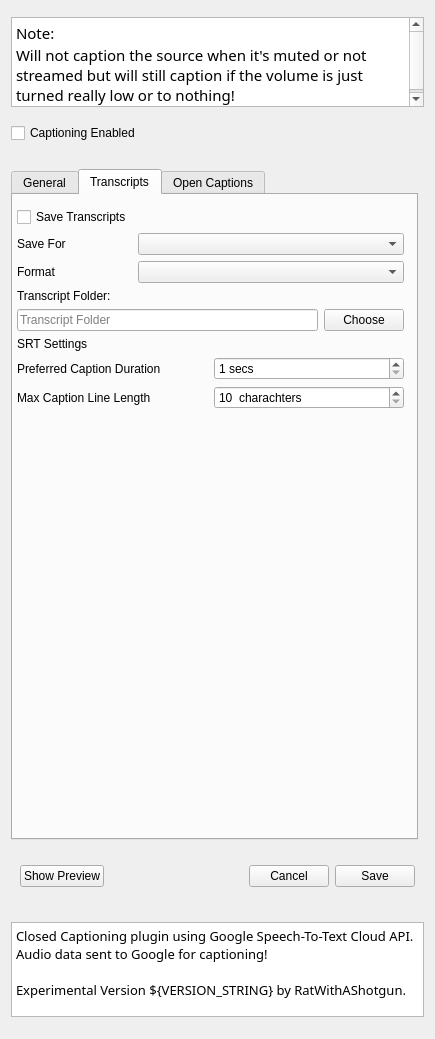
Old version of the form src/ui/CaptionSettingsWidget.ui in the repository ratwithacompiler/OBS-captions-plugin.
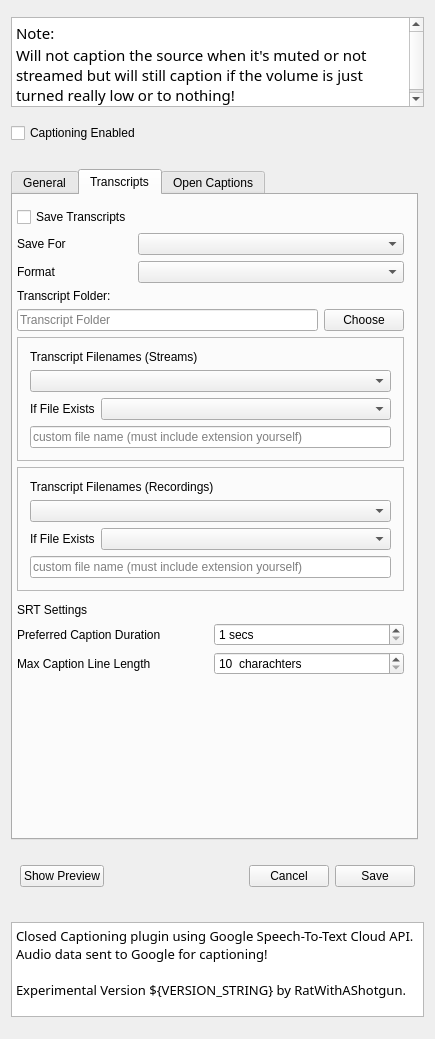
New version of the form. The open tabs and pages were chosen to show the change.

Commit message: Transcripts: add option to name like recordings or a custom name

What changed in the file:
```diff
--- a/src/ui/CaptionSettingsWidget.ui
+++ b/src/ui/CaptionSettingsWidget.ui
@@ -639,6 +639,194 @@
          </layout>
         </widget>
        </item>
+       <item>
+        <widget class="QFrame" name="frame_9">
+         <property name="sizePolicy">
+          <sizepolicy hsizetype="Preferred" vsizetype="Fixed">
+           <horstretch>0</horstretch>
+           <verstretch>0</verstretch>
+          </sizepolicy>
+         </property>
+         <property name="frameShape">
+          <enum>QFrame::StyledPanel</enum>
+         </property>
+         <layout class="QVBoxLayout" name="verticalLayout_6">
+          <property name="leftMargin">
+           <number>12</number>
+          </property>
+          <property name="topMargin">
+           <number>12</number>
+          </property>
+          <property name="rightMargin">
+           <number>12</number>
+          </property>
+          <property name="bottomMargin">
+           <number>12</number>
+          </property>
+          <item>
+           <widget class="QLabel" name="label_7">
+            <property name="text">
+             <string>Transcript Filenames (Streams)</string>
+            </property>
+           </widget>
+          </item>
+          <item>
+           <widget class="QComboBox" name="streamingTranscriptFilenameComboBox">
+            <property name="minimumSize">
+             <size>
+              <width>250</width>
+              <height>0</height>
+             </size>
+            </property>
+           </widget>
+          </item>
+          <item>
+           <widget class="QWidget" name="streamingTranscriptCustomNameWidget" native="true">
+            <layout class="QHBoxLayout" name="horizontalLayout_7">
+             <property name="leftMargin">
+              <number>0</number>
+             </property>
+             <property name="topMargin">
+              <number>0</number>
+             </property>
+             <property name="rightMargin">
+              <number>0</number>
+             </property>
+             <property name="bottomMargin">
+              <number>0</number>
+             </property>
+             <item>
+              <widget class="QLabel" name="label_8">
+               <property name="sizePolicy">
+                <sizepolicy hsizetype="Fixed" vsizetype="Preferred">
+                 <horstretch>0</horstretch>
+                 <verstretch>0</verstretch>
+                </sizepolicy>
+               </property>
+               <property name="text">
+                <string>If File Exists</string>
+               </property>
+              </widget>
+             </item>
+             <item>
+              <widget class="QComboBox" name="streamingTranscriptCustomNameExistsCombobox"/>
+             </item>
+            </layout>
+           </widget>
+          </item>
+          <item>
+           <widget class="QLineEdit" name="streamingTranscriptCustomNameOverwriteLineEdit">
+            <property name="placeholderText">
+             <string>custom file name (must include extension yourself)</string>
+            </property>
+           </widget>
+          </item>
+         </layout>
+        </widget>
+       </item>
+       <item>
+        <widget class="QFrame" name="frame_8">
+         <property name="sizePolicy">
+          <sizepolicy hsizetype="Preferred" vsizetype="Fixed">
+           <horstretch>0</horstretch>
+           <verstretch>0</verstretch>
+          </sizepolicy>
+         </property>
+         <property name="frameShape">
+          <enum>QFrame::StyledPanel</enum>
+         </property>
+         <layout class="QVBoxLayout" name="verticalLayout_5">
+          <property name="leftMargin">
+           <number>12</number>
+          </property>
+          <property name="topMargin">
+           <number>12</number>
+          </property>
+          <property name="rightMargin">
+           <number>12</number>
+          </property>
+          <property name="bottomMargin">
+           <number>12</number>
+          </property>
+          <item>
+           <widget class="QLabel" name="label_3">
+            <property name="text">
+             <string>Transcript Filenames (Recordings)</string>
+            </property>
+           </widget>
+          </item>
+          <item>
+           <widget class="QComboBox" name="recordingTranscriptFilenameComboBox">
+            <property name="minimumSize">
+             <size>
+              <width>250</width>
+              <height>0</height>
+             </size>
+            </property>
+           </widget>
+          </item>
+          <item>
+           <widget class="QWidget" name="recordingTranscriptCustomNameWidget" native="true">
+            <layout class="QHBoxLayout" name="horizontalLayout_6">
+             <property name="leftMargin">
+              <number>0</number>
+             </property>
+             <property name="topMargin">
+              <number>0</number>
+             </property>
+             <property name="rightMargin">
+              <number>0</number>
+             </property>
+             <property name="bottomMargin">
+              <number>0</number>
+             </property>
+             <item>
+              <widget class="QLabel" name="label_2">
+               <property name="sizePolicy">
+                <sizepolicy hsizetype="Fixed" vsizetype="Preferred">
+                 <horstretch>0</horstretch>
+                 <verstretch>0</verstretch>
+                </sizepolicy>
+               </property>
+               <property name="text">
+                <string>If File Exists</string>
+               </property>
+              </widget>
+             </item>
+             <item>
+              <widget class="QComboBox" name="recordingTranscriptCustomNameExistsCombobox"/>
+             </item>
+            </layout>
+           </widget>
+          </item>
+          <item>
+           <widget class="QLineEdit" name="recordingTranscriptCustomNameOverwriteLineEdit">
+            <property name="placeholderText">
+             <string>custom file name (must include extension yourself)</string>
+            </property>
+           </widget>
+          </item>
+         </layout>
+        </widget>
+       </item>
+       <item>
+        <widget class="QWidget" name="recordingCustomNameQWidget" native="true">
+         <layout class="QGridLayout" name="gridLayout_3">
+          <property name="leftMargin">
+           <number>0</number>
+          </property>
+          <property name="topMargin">
+           <number>0</number>
+          </property>
+          <property name="rightMargin">
+           <number>0</number>
+          </property>
+          <property name="bottomMargin">
+           <number>0</number>
+          </property>
+         </layout>
+        </widget>
+       </item>
        <item>
         <widget class="QWidget" name="srtSettingsWidget" native="true">
          <layout class="QGridLayout" name="gridLayout">
```
Left out of the diff: 14 changed lines with no effect on the pictures. The commit also changes 5 other files.
